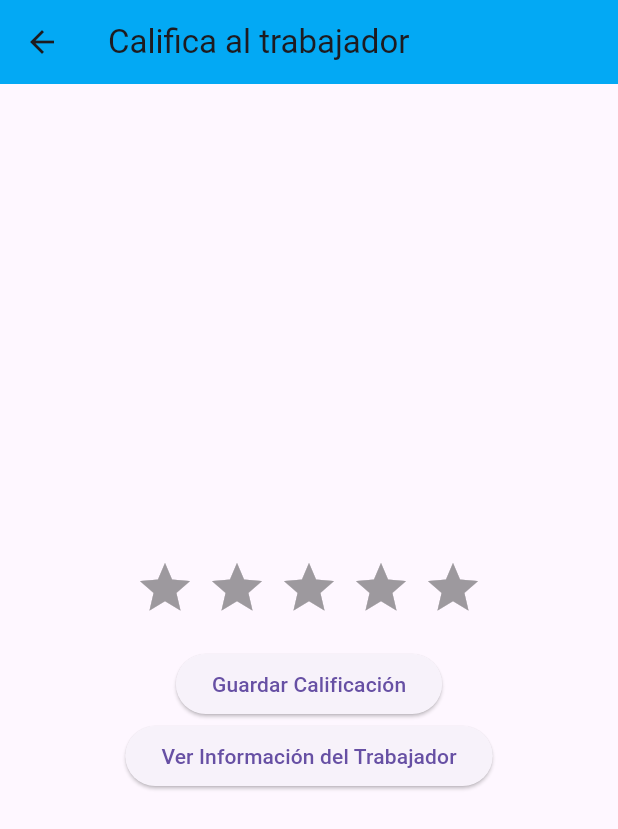
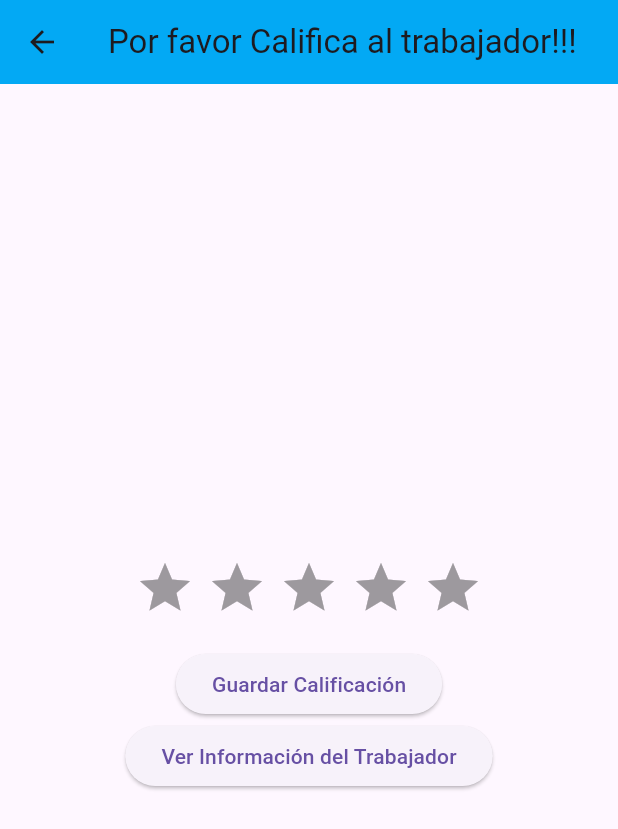
Before and after one commit to esteban-silvera/Dame-Una-Mano, a Flutter app: the RateWorkerScreen screen opened directly with empty values, on a phone screen of 412 x 824 dp. Shown: the top 829 px of the screen. Run offline on Flutter 3.47's test engine with Material 3 defaults, Android fonts, the light colour scheme and no system bars; drawn by our look-alikes of flutter_rating_bar; our stand-ins replace carousel_slider, cloud_firestore, firebase_core, firebase_storage, geocoding, geolocator and 2 more; accounts and stored records are empty.

Commit message:
add review feauture

```diff
--- a/lib/features/review/screens/ratescreen.dart
+++ b/lib/features/review/screens/ratescreen.dart
@@ -12,7 +12,7 @@ class RateWorkerScreen extends StatelessWidget {
     return Scaffold(
       appBar: AppBar(
         backgroundColor: Colors.lightBlue,
-        title: Text('Califica al trabajador'),
+        title: Text('Por favor Califica al trabajador!!!'),
       ),
       body: Center(
         child: SingleChildScrollView(
```
